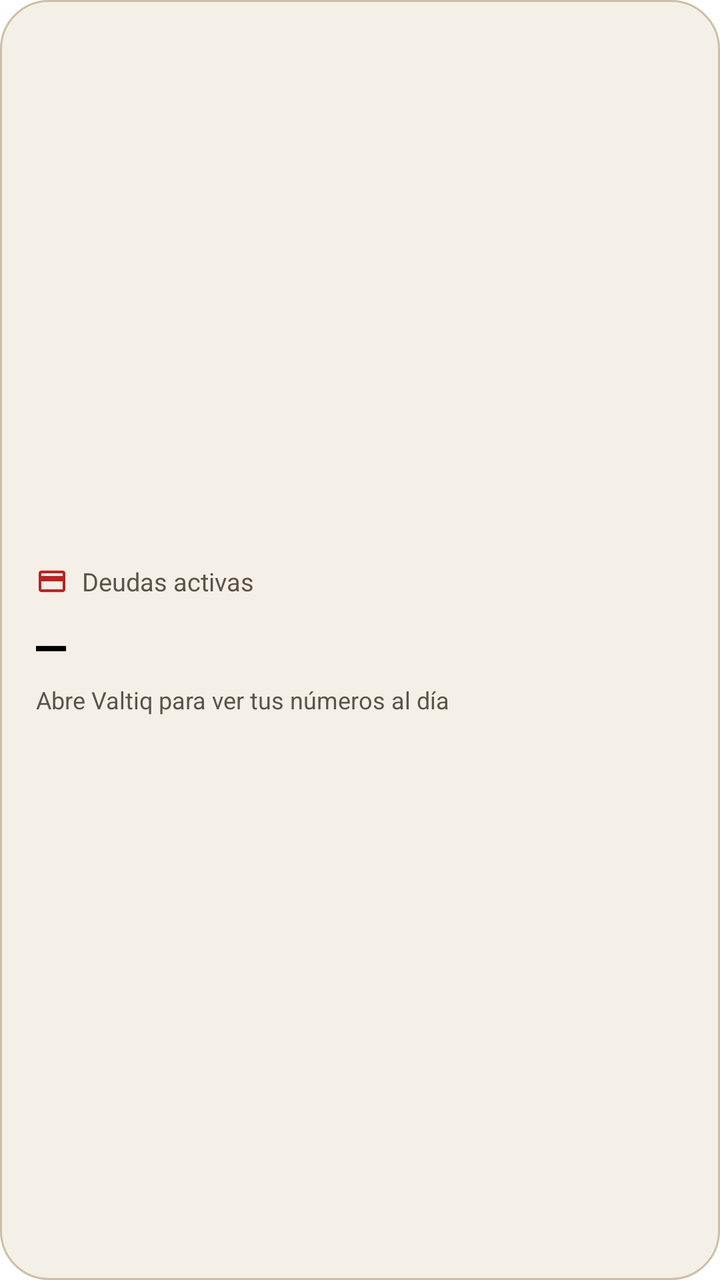
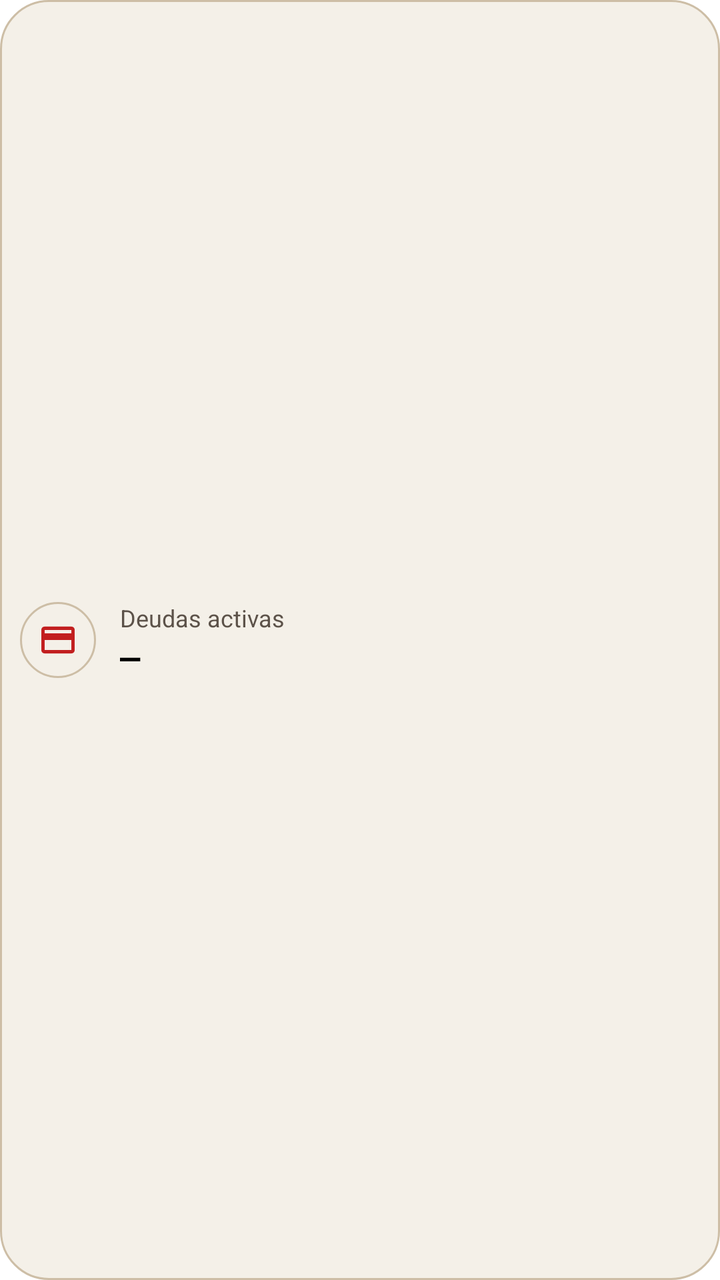

Compare the two renders of this Android layout. The source of the first and the diff that turns it into the second are given below.
<!-- AndroidManifest.xml: fallback theme Theme.MaterialComponents.DayNight.NoActionBar -->
<!-- res/layout/widget_deudas.xml -->
<?xml version="1.0" encoding="utf-8"?>
<LinearLayout xmlns:android="http://schemas.android.com/apk/res/android"
    android:id="@+id/widget_raiz"
    android:layout_width="match_parent"
    android:layout_height="match_parent"
    android:background="@drawable/widget_fondo"
    android:gravity="center_vertical"
    android:orientation="vertical"
    android:paddingStart="18dp"
    android:paddingTop="14dp"
    android:paddingEnd="18dp"
    android:paddingBottom="14dp">

    <LinearLayout
        android:layout_width="match_parent"
        android:layout_height="wrap_content"
        android:gravity="center_vertical"
        android:orientation="horizontal">

        <ImageView
            android:id="@+id/icono"
            android:layout_width="16dp"
            android:layout_height="16dp"
            android:contentDescription="@null"
            android:src="@drawable/widget_icono_deudas"
            android:tint="@color/widget_alerta" />

        <TextView
            android:id="@+id/titulo"
            android:layout_width="match_parent"
            android:layout_height="wrap_content"
            android:layout_marginStart="7dp"
            android:ellipsize="end"
            android:maxLines="1"
            android:text="@string/widget_deudas_nombre"
            android:textColor="@color/widget_texto_sec"
            android:textSize="12.5sp" />
    </LinearLayout>

    <TextView
        android:id="@+id/total"
        android:layout_width="match_parent"
        android:layout_height="wrap_content"
        android:layout_marginTop="6dp"
        android:autoSizeMaxTextSize="26sp"
        android:autoSizeMinTextSize="14sp"
        android:autoSizeTextType="uniform"
        android:fontFamily="monospace"
        android:maxLines="1"
        android:text="—"
        android:textColor="@color/widget_texto"
        android:textSize="24sp"
        android:textStyle="bold" />

    <TextView
        android:id="@+id/nota"
        android:layout_width="match_parent"
        android:layout_height="wrap_content"
        android:layout_marginTop="4dp"
        android:ellipsize="end"
        android:maxLines="2"
        android:text="@string/widget_abrir_valtiq"
        android:textColor="@color/widget_texto_sec"
        android:textSize="12sp" />
</LinearLayout>
<!-- resources referenced by this layout -->
<resources>
  <color name="widget_alerta">#C21F1F</color>
  <color name="widget_texto">#000000</color>
  <color name="widget_texto_sec">#5C5249</color>
  <!-- drawable widget_fondo (drawable) -->
  <?xml version="1.0" encoding="utf-8"?>
  <shape xmlns:android="http://schemas.android.com/apk/res/android" android:shape="rectangle">
      <solid android:color="@color/widget_fondo" />
      <stroke android:width="1dp" android:color="@color/widget_borde" />
      <corners android:radius="24dp" />
  </shape>
  <!-- drawable widget_icono_deudas: png bitmap (drawable-nodpi, 634 bytes) -->
  <string name="widget_abrir_valtiq">Abre Valtiq para ver tus números al día</string>
  <string name="widget_deudas_nombre">Deudas activas</string>
  <color name="widget_fondo">#F4F0E8</color>
  <color name="widget_borde">#CDBEA6</color>
</resources>

<!-- the commit's change to res/layout/widget_deudas.xml (unified diff, before → after) -->
@@ -5,61 +5,49 @@
     android:layout_height="match_parent"
     android:background="@drawable/widget_fondo"
     android:gravity="center_vertical"
-    android:orientation="vertical"
-    android:paddingStart="18dp"
-    android:paddingTop="14dp"
-    android:paddingEnd="18dp"
-    android:paddingBottom="14dp">
+    android:orientation="horizontal"
+    android:paddingStart="10dp"
+    android:paddingEnd="16dp">
+
+    <ImageView
+        android:id="@+id/icono"
+        android:layout_width="38dp"
+        android:layout_height="38dp"
+        android:background="@drawable/widget_circulo_borde"
+        android:contentDescription="@null"
+        android:padding="9dp"
+        android:src="@drawable/widget_icono_deudas"
+        android:tint="@color/widget_alerta" />
 
     <LinearLayout
-        android:layout_width="match_parent"
+        android:layout_width="0dp"
         android:layout_height="wrap_content"
-        android:gravity="center_vertical"
-        android:orientation="horizontal">
-
-        <ImageView
-            android:id="@+id/icono"
-            android:layout_width="16dp"
-            android:layout_height="16dp"
-            android:contentDescription="@null"
-            android:src="@drawable/widget_icono_deudas"
-            android:tint="@color/widget_alerta" />
+        android:layout_marginStart="12dp"
+        android:layout_weight="1"
+        android:orientation="vertical">
 
         <TextView
             android:id="@+id/titulo"
             android:layout_width="match_parent"
             android:layout_height="wrap_content"
-            android:layout_marginStart="7dp"
             android:ellipsize="end"
             android:maxLines="1"
             android:text="@string/widget_deudas_nombre"
             android:textColor="@color/widget_texto_sec"
-            android:textSize="12.5sp" />
+            android:textSize="12sp" />
+
+        <TextView
+            android:id="@+id/total"
+            android:layout_width="match_parent"
+            android:layout_height="22dp"
+            android:autoSizeMaxTextSize="17sp"
+            android:autoSizeMinTextSize="9sp"
+            android:autoSizeTextType="uniform"
+            android:fontFamily="monospace"
+            android:gravity="center_vertical"
+            android:maxLines="1"
+            android:text="—"
+            android:textColor="@color/widget_texto"
+            android:textStyle="bold" />
     </LinearLayout>
-
-    <TextView
-        android:id="@+id/total"
-        android:layout_width="match_parent"
-        android:layout_height="wrap_content"
-        android:layout_marginTop="6dp"
-        android:autoSizeMaxTextSize="26sp"
-        android:autoSizeMinTextSize="14sp"
-        android:autoSizeTextType="uniform"
-        android:fontFamily="monospace"
-        android:maxLines="1"
-        android:text="—"
-        android:textColor="@color/widget_texto"
-        android:textSize="24sp"
-        android:textStyle="bold" />
-
-    <TextView
-        android:id="@+id/nota"
-        android:layout_width="match_parent"
-        android:layout_height="wrap_content"
-        android:layout_marginTop="4dp"
-        android:ellipsize="end"
-        android:maxLines="2"
-        android:text="@string/widget_abrir_valtiq"
-        android:textColor="@color/widget_texto_sec"
-        android:textSize="12sp" />
 </LinearLayout>
<!-- resource entries referenced after the edit -->
@@ -3,6 +3,11 @@
   <color name="widget_alerta">#C21F1F</color>
   <color name="widget_texto">#000000</color>
   <color name="widget_texto_sec">#5C5249</color>
+  <!-- drawable widget_circulo_borde (drawable) -->
+  <?xml version="1.0" encoding="utf-8"?>
+  <shape xmlns:android="http://schemas.android.com/apk/res/android" android:shape="oval">
+      <stroke android:width="1dp" android:color="@color/widget_borde" />
+  </shape>
   <!-- drawable widget_fondo (drawable) -->
   <?xml version="1.0" encoding="utf-8"?>
   <shape xmlns:android="http://schemas.android.com/apk/res/android" android:shape="rectangle">
@@ -11,7 +16,6 @@
       <corners android:radius="24dp" />
   </shape>
   <!-- drawable widget_icono_deudas: png bitmap (drawable-nodpi, 634 bytes) -->
-  <string name="widget_abrir_valtiq">Abre Valtiq para ver tus números al día</string>
   <string name="widget_deudas_nombre">Deudas activas</string>
   <color name="widget_fondo">#F4F0E8</color>
   <color name="widget_borde">#CDBEA6</color>
